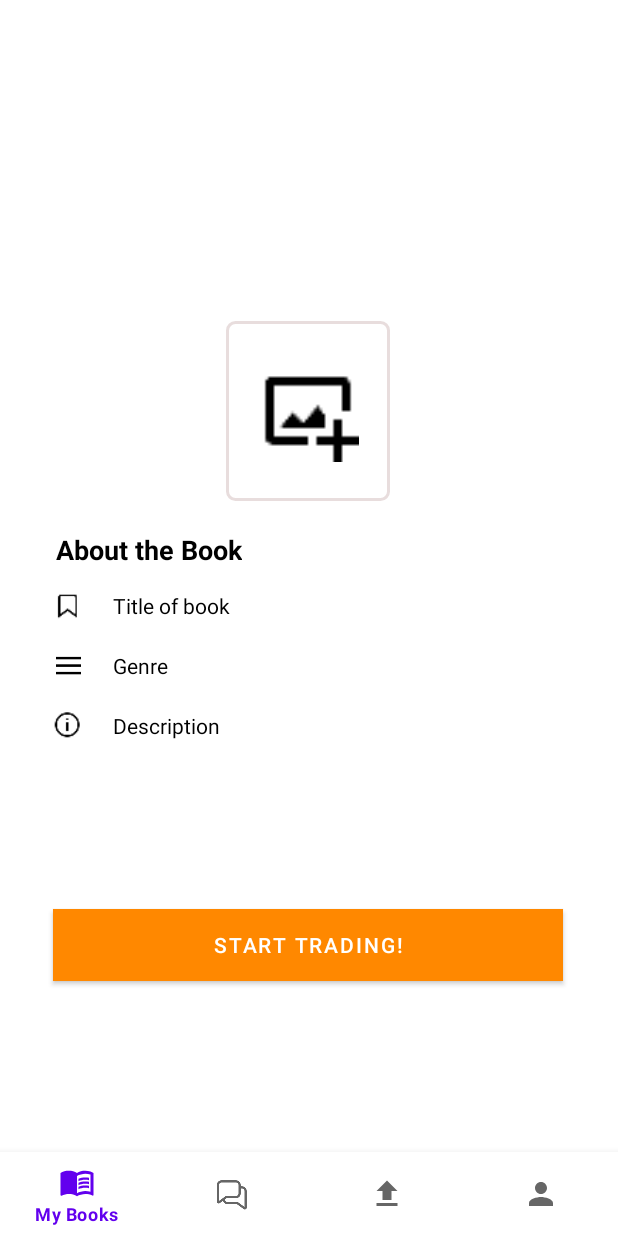
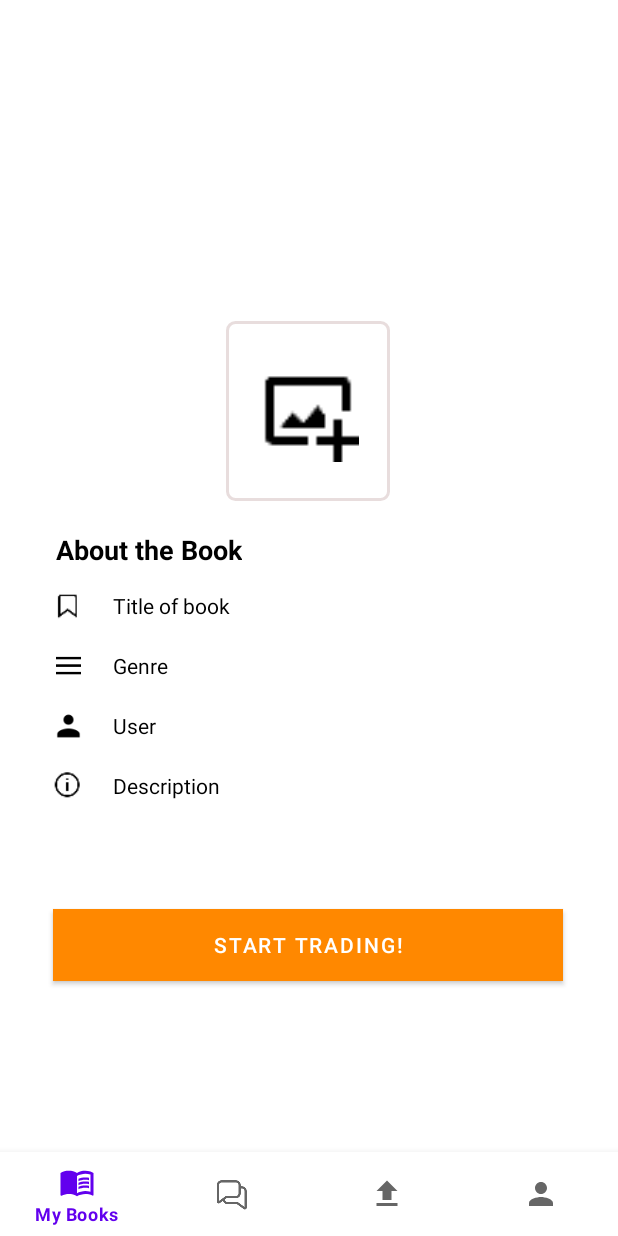
Before and after one commit to TheNuc1ear/Book4Book, an Android app: the fragment myBooks_fragment placed in its activity, on a phone screen of 412 x 824 dp. Run offline under Robolectric (Android 15) with nearby library versions, the phone set to English and light mode, and no system bars; our stand-ins replace Firebase (no records; nobody signed in at launch, a user with empty details on screens opened directly), navigation-ui; pictures from the network do not load.

Commit message:
added user in books fragment

```diff
--- a/app/src/main/res/layout/fragment_my_books_fragment.xml
+++ b/app/src/main/res/layout/fragment_my_books_fragment.xml
@@ -89,18 +89,34 @@
         android:src="@drawable/title"
         android:text="Genre"
         android:textColor="@color/black" />
+
     <ImageView
         android:layout_width="30dp"
         android:layout_height="20dp"
         android:layout_marginLeft="25dp"
         android:layout_marginTop="300dp"
+        android:src="@drawable/userface" />
+
+    <TextView
+        android:layout_width="300dp"
+        android:layout_height="wrap_content"
+        android:layout_marginLeft="70dp"
+        android:layout_marginTop="300dp"
+        android:text="User"
+        android:textColor="@color/black" />
+
+    <ImageView
+        android:layout_width="30dp"
+        android:layout_height="20dp"
+        android:layout_marginLeft="25dp"
+        android:layout_marginTop="340dp"
         android:src="@drawable/description" />
 
     <TextView
         android:layout_width="300dp"
-        android:layout_height="100dp"
+        android:layout_height="80dp"
         android:layout_marginLeft="70dp"
-        android:layout_marginTop="300dp"
+        android:layout_marginTop="340dp"
         android:src="@drawable/title"
         android:text="Description"
         android:textColor="@color/black" />
```
Also changed, not shown: app/src/main/res/drawable-hdpi/userface.png (added), app/src/main/res/drawable-mdpi/userface.png (added), app/src/main/res/drawable-xhdpi/userface.png (added), app/src/main/res/drawable-xxhdpi/userface.png (added).
